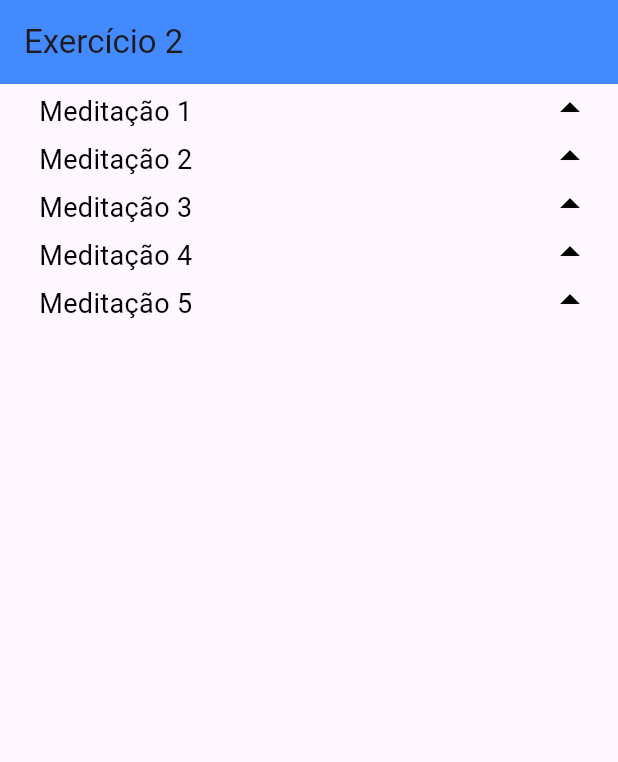
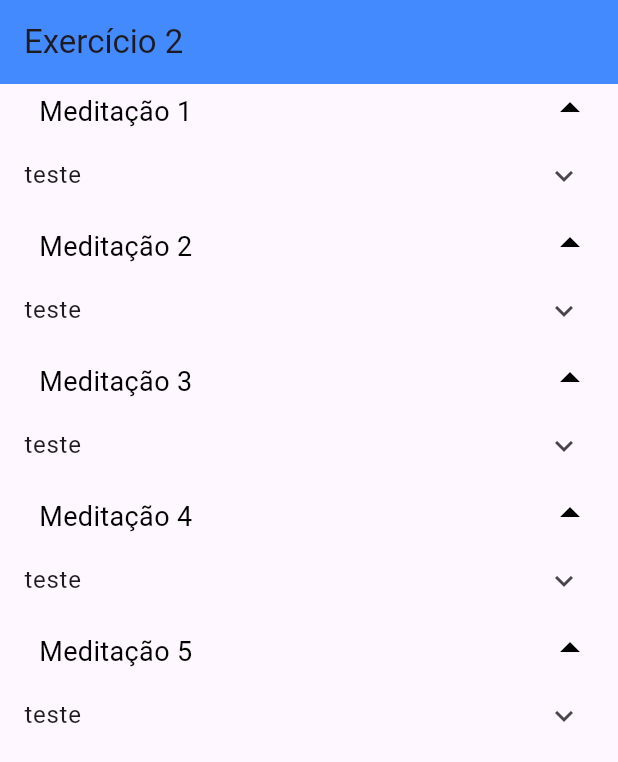
Before and after one commit to itajacybsd/animacao2, a Flutter app: the screen it shows after launch, on a phone screen of 412 x 824 dp. Shown: the top 762 px of the screen. Run offline on Flutter 3.47's test engine with Material 3 defaults, Android fonts, the phone set to English and light mode, and no system bars.

```diff
--- a/lib/expanded_card.dart
+++ b/lib/expanded_card.dart
@@ -58,7 +58,9 @@ class _ExpandedCardState extends State<ExpandedCard> {
             ),
           ),
         ),
-        AnimatedAlign(
+        ExpansionTile(title: Text('teste')),
+        ClipRect(
+          child: AnimatedAlign(
             alignment: Alignment.center,
             duration: Duration(seconds: 1),
             heightFactor: widget.isOpen ? 1 : 0,
@@ -71,12 +73,13 @@ class _ExpandedCardState extends State<ExpandedCard> {
                   });
                 },
                 child: Text(
-                // widget.text,
-                widget.isOpen ? widget.text : '',
+                  widget.text, // sem condição
+                  // widget.isOpen ? widget.text : '', // com condição
                   style: TextStyle(
                     fontSize: 18,
                     color: Colors.black,
                     fontWeight: FontWeight.bold,
+                  ),
                 ),
               ),
             ),
```
Lines whose indentation alone changed are shown as unchanged.
